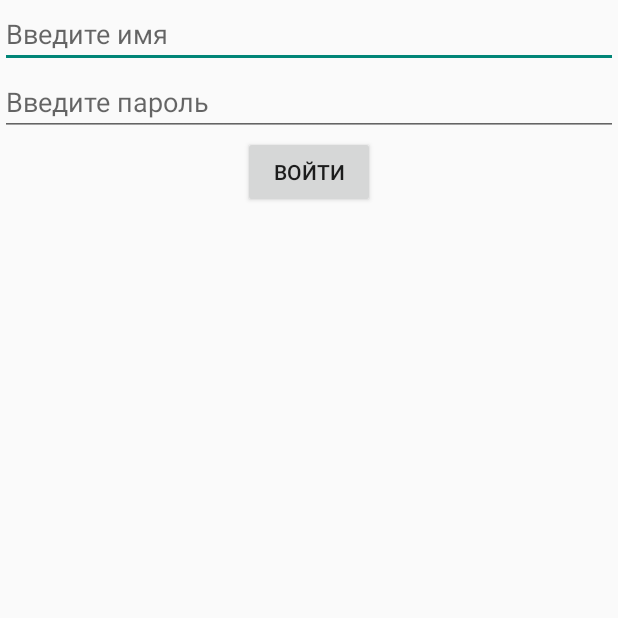
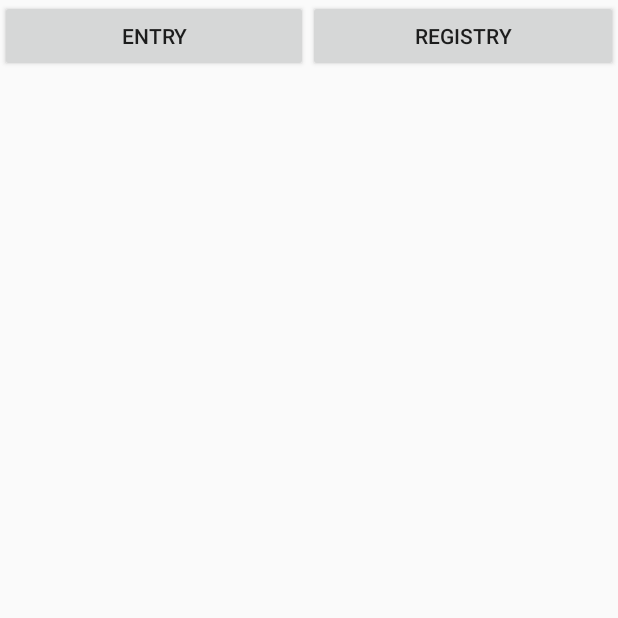
Before and after one commit to Pyvle/mobile-guide, an Android app: the screen it shows after launch (MainActivity), on a phone screen of 412 x 824 dp, the top half of it. Run offline under Robolectric (Android 15) with nearby library versions, the phone set to English and light mode, and no system bars.

Commit message:
эдобавил фрагменты

```diff
--- a/ebatpricols/app/src/main/java/com/example/ebatpricols/MainActivity.java
+++ b/ebatpricols/app/src/main/java/com/example/ebatpricols/MainActivity.java
@@ -9,6 +9,7 @@ import android.widget.EditText;
 import android.widget.Toast;
 
 import androidx.appcompat.app.AppCompatActivity;
+import androidx.fragment.app.FragmentTransaction;
 
 public class MainActivity extends AppCompatActivity {
 
@@ -17,7 +18,31 @@ public class MainActivity extends AppCompatActivity {
         super.onCreate(savedInstanceState);
         setContentView(R.layout.activity_main);
 
-        EditText idName = findViewById(R.id.login);
+        Button entry = findViewById(R.id.entry);
+        Button registry = findViewById(R.id.registry);
+
+        entry.setOnClickListener(new View.OnClickListener() {
+            @Override
+            public void onClick(View v) {
+                FragmentEntry fragmentEntry = new FragmentEntry();
+                FragmentTransaction ft = getSupportFragmentManager().beginTransaction();
+                ft.replace(R.id.container, fragmentEntry);
+                ft.commit();
+            }
+        });
+
+        registry.setOnClickListener(new View.OnClickListener() {
+            @Override
+            public void onClick(View v) {
+                FragmentReg fragmentReg = new FragmentReg();
+                FragmentTransaction ft = getSupportFragmentManager().beginTransaction();
+                ft.replace(R.id.container, fragmentReg);
+                ft.commit();
+            }
+        });
+
+
+        /*EditText idName = findViewById(R.id.login);
         EditText idPas = findViewById(R.id.password);
 
         Button button = findViewById(R.id.button);
@@ -38,6 +63,9 @@ public class MainActivity extends AppCompatActivity {
                     }
                 }
             }
-        });
+        });*/
+
+
+
     }
 }
--- a/ebatpricols/app/src/main/res/layout/activity_main.xml
+++ b/ebatpricols/app/src/main/res/layout/activity_main.xml
@@ -9,22 +9,31 @@
     android:gravity="center_horizontal"
     tools:context=".MainActivity">
 
-    <EditText
+
+    <LinearLayout
         android:layout_width="match_parent"
         android:layout_height="wrap_content"
-        android:id="@+id/login"
-        android:hint="Введите имя"/>
-    <EditText
+        android:orientation="horizontal">
+
+        <Button
+            android:id="@+id/entry"
+            android:layout_width="wrap_content"
+            android:layout_height="wrap_content"
+            android:layout_weight="1"
+            android:text="entry" />
+
+        <Button
+            android:id="@+id/registry"
+            android:layout_width="wrap_content"
+            android:layout_height="wrap_content"
+            android:layout_weight="1"
+            android:text="registry" />
+    </LinearLayout>
+
+    <FrameLayout
+        android:id="@+id/container"
         android:layout_width="match_parent"
-        android:layout_height="wrap_content"
-        android:hint="Введите пароль"
-        android:id="@+id/password"/>
+        android:layout_height="match_parent">
 
-    <Button
-        android:id="@+id/button"
-        android:layout_width="wrap_content"
-        android:layout_height="wrap_content"
-        android:text="Войти" />
-
-
+    </FrameLayout>
 </LinearLayout>
--- a/ebatpricols/app/src/main/res/values/strings.xml
+++ b/ebatpricols/app/src/main/res/values/strings.xml
@@ -23,5 +23,7 @@
 
     <string name="Вход">Вход</string>
     <string name="sup">Не помните пароль?</string>
+    <!-- TODO: Remove or change this placeholder text -->
+    <string name="hello_blank_fragment">Hello blank fragment</string>
 
 </resources>
```
Also changed, not shown: ebatpricols/app/src/main/java/com/example/ebatpricols/FragmentEntry.java (added, +24 -0 lines), ebatpricols/app/src/main/java/com/example/ebatpricols/FragmentReg.java (added, +25 -0 lines), ebatpricols/app/src/main/res/layout/fragment_entry.xml (added, +32 -0 lines), ebatpricols/app/src/main/res/layout/fragment_reg.xml (added, +37 -0 lines).
